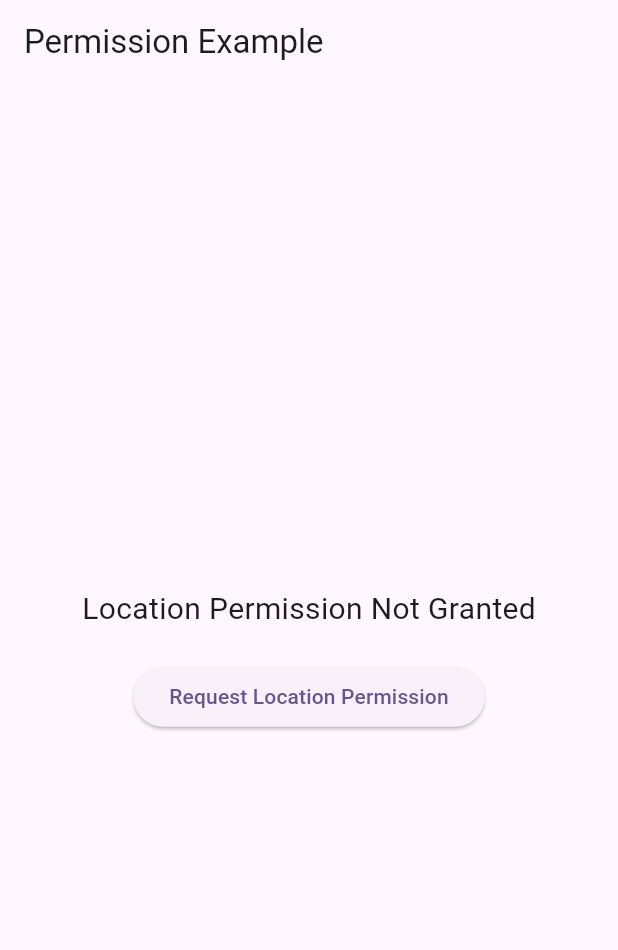
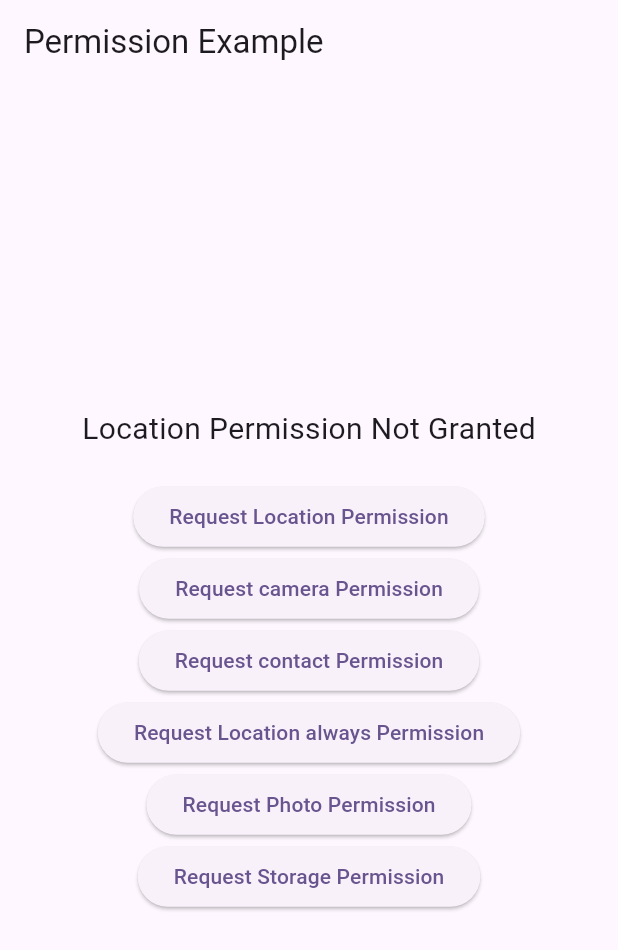
Before and after one commit to offical-waqas-khurshid/Permission-in-Flutter-Getx, a Flutter app: the screen it shows after launch, on a phone screen of 412 x 824 dp. Shown: the top 950 px of the screen. Run offline on Flutter 3.47's test engine with Material 2 defaults, Android fonts, the phone set to English and light mode, and no system bars; our stand-ins replace get, permission_handler.

Commit message:
apply permissions on it

```diff
--- a/lib/app/modules/Home_page/views/home_page_view.dart
+++ b/lib/app/modules/Home_page/views/home_page_view.dart
@@ -29,6 +29,26 @@ class HomePageView extends GetView<HomePageController> {
               onPressed: () => controller.requestLocationPermission(),
               child: Text('Request Location Permission'),
             ),
+            ElevatedButton(
+              onPressed: () => controller.requestCameraPermission(),
+              child: Text('Request camera Permission'),
+            ),
+            ElevatedButton(
+              onPressed: () => controller.requestContactPermission(),
+              child: Text('Request contact Permission'),
+            ),
+            ElevatedButton(
+              onPressed: () => controller.requestLocationAlwaysPermission(),
+              child: Text('Request Location always Permission'),
+            ),
+            ElevatedButton(
+              onPressed: () => controller.requestPhotoPermission(),
+              child: Text('Request Photo Permission'),
+            ),
+            ElevatedButton(
+              onPressed: () => controller.requestStoragePermission(),
+              child: Text('Request Storage Permission'),
+            ),
           ],
         ),
       ),
```
Also changed, not shown: 1 other file.
